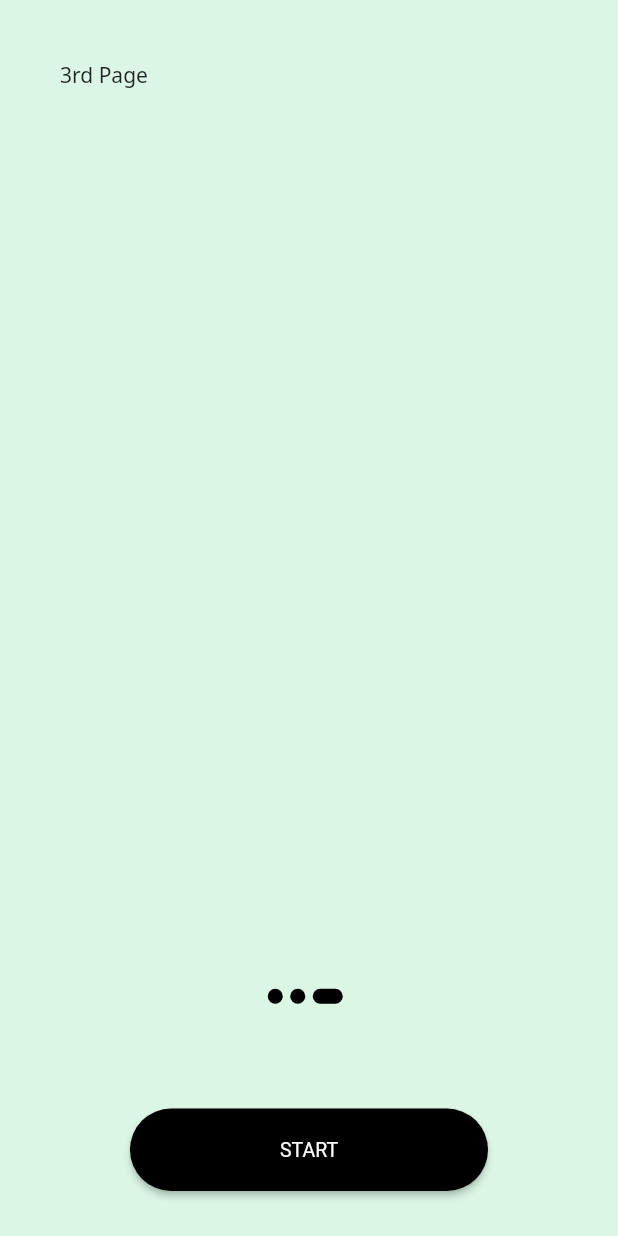
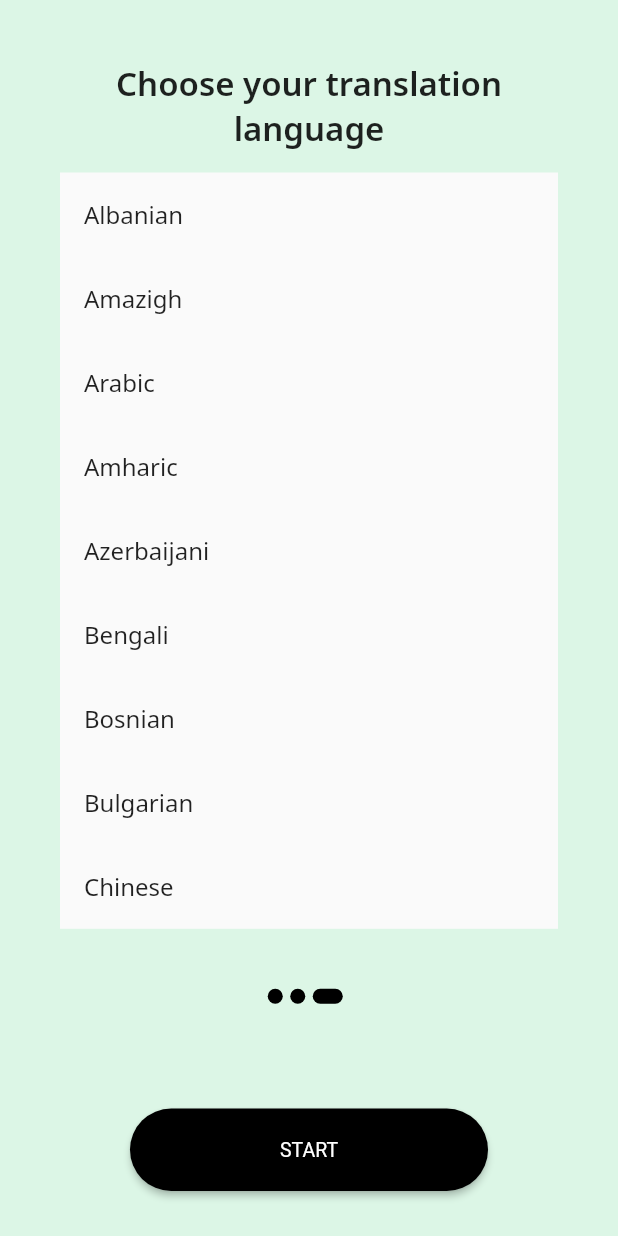
Before and after one commit to FaheemJawfar/al_quran, a Flutter app: the screen it shows after launch, swiped to page 3, on a phone screen of 412 x 824 dp. Run offline on Flutter 3.47's test engine with Material 2 defaults, Android fonts, the phone set to English and light mode, and no system bars; our stand-ins replace device_info_plus, just_audio, just_audio_background, package_info_plus, scrollable_positioned_list, share_plus and 2 more; missing offline and left inert: custom_cupertino_picker; project files that could hold a hidden picture were left out.

Commit message:
Added onboarding screens

```diff
--- /dev/null
+++ b/lib/onboarding/choose_translation.dart
@@ -0,0 +1,46 @@
+import 'package:flutter/material.dart';
+
+import '../translation/translation.dart';
+
+class ChooseTranslationScreen extends StatefulWidget {
+  const ChooseTranslationScreen({super.key});
+
+  @override
+  State<ChooseTranslationScreen> createState() => _ChooseTranslationScreenState();
+}
+
+class _ChooseTranslationScreenState extends State<ChooseTranslationScreen> {
+  @override
+  Widget build(BuildContext context) {
+    return Column(
+      mainAxisSize: MainAxisSize.min,
+      children: [
+        const Text(
+          'Choose your translation language',
+          textAlign: TextAlign.center,
+          style: TextStyle(
+            fontWeight: FontWeight.w600,
+            fontSize: 22,
+          ),
+        ),
+        const SizedBox(height: 15),
+        Expanded(
+          child: Material(
+            child: ListView.builder(
+              itemCount: Translation.uniqueLanguages().length,
+              itemBuilder: (context, index) {
+                return ListTile(
+                  onTap: () {
+
+                  },
+                  tileColor: Colors.transparent,
+                  title: Text(Translation.uniqueLanguages()[index]),
+                );
+              },
+            ),
+          ),
+        ),
+      ],
+    );
+  }
+}
--- a/lib/onboarding/onboarding_screen.dart
+++ b/lib/onboarding/onboarding_screen.dart
@@ -1,7 +1,7 @@
-import 'package:al_quran/translation/translation.dart';
+import 'package:al_quran/onboarding/choose_language.dart';
+import 'package:al_quran/onboarding/choose_translation.dart';
+import 'package:al_quran/onboarding/welcome_onboarding.dart';
 import 'package:flutter/material.dart';
-import 'size_config.dart';
-import 'onboarding_contents.dart';
 
 class OnboardingScreen extends StatefulWidget {
   const OnboardingScreen({Key? key}) : super(key: key);
@@ -48,68 +48,9 @@ class _OnboardingScreenState extends State<OnboardingScreen> {
 
 
   List<Widget> onboardingPages = [
-    Column(
-      children: [
-        Image.asset(
-          'assets/icon/quran_icon.png',
-          height: 200,
-        ),
-        SizedBox(
-          height: 30,
-        ),
-        Text(
-          'Assalamu Alaikum!',
-          textAlign: TextAlign.center,
-          style: TextStyle(
-            // fontFamily: "Mulish",
-            fontWeight: FontWeight.w600,
-            fontSize: 30,
-          ),
-        ),
-        const SizedBox(height: 15),
-        Text(
-          'Please setup your translation language and choose a translation.',
-          style: TextStyle(
-            //   fontFamily: "Mulish",
-            fontWeight: FontWeight.w300,
-            fontSize:17,
-          ),
-          textAlign: TextAlign.center,
-        )
-      ],
-    ),
-    Column(
-      mainAxisSize: MainAxisSize.min,
-      children: [
-        Text(
-          'Choose your translation language',
-          textAlign: TextAlign.center,
-          style: TextStyle(
-            // fontFamily: "Mulish",
-            fontWeight: FontWeight.w600,
-            fontSize: 22,
-          ),
-        ),
-        const SizedBox(height: 15),
-        Expanded(
-          child: Material(
-            child: ListView.builder(
-              itemCount: Translation.uniqueLanguages().length,
-              itemBuilder: (context, index) {
-                return ListTile(
-                  onTap: () {
-
-                  },
-                  tileColor: Colors.transparent,
-                  title: Text(Translation.uniqueLanguages()[index]),
-                );
-              },
-            ),
-          ),
-        ),
-      ],
-    ),
-    Text('3rd Page')
+    const WelcomeOnboarding(),
+    const ChooseLanguageScreen(),
+    const ChooseTranslationScreen()
   ];
 
 
@@ -163,11 +104,11 @@ class _OnboardingScreenState extends State<OnboardingScreen> {
                         shape: RoundedRectangleBorder(
                           borderRadius: BorderRadius.circular(50),
                         ),
-                        padding: EdgeInsets.symmetric(
+                        padding: const EdgeInsets.symmetric(
                             horizontal: 100, vertical: 20),
 
                         textStyle:
-                        TextStyle(fontSize:  13 ),
+                        const TextStyle(fontSize:  13 ),
                       ),
                       child: const Text("START"),
                     ),
@@ -206,9 +147,9 @@ class _OnboardingScreenState extends State<OnboardingScreen> {
                               borderRadius: BorderRadius.circular(50),
                             ),
                             elevation: 0,
-                            padding: EdgeInsets.symmetric(
+                            padding: const EdgeInsets.symmetric(
                                 horizontal: 30, vertical: 20),
-                            textStyle: TextStyle(
+                            textStyle: const TextStyle(
                                 fontSize: 13 ),
                           ),
                           child: const Text("NEXT"),
```
Also changed, not shown: lib/onboarding/choose_language.dart (added, +46 -0 lines), lib/onboarding/welcome_onboarding.dart (added, +44 -0 lines).
